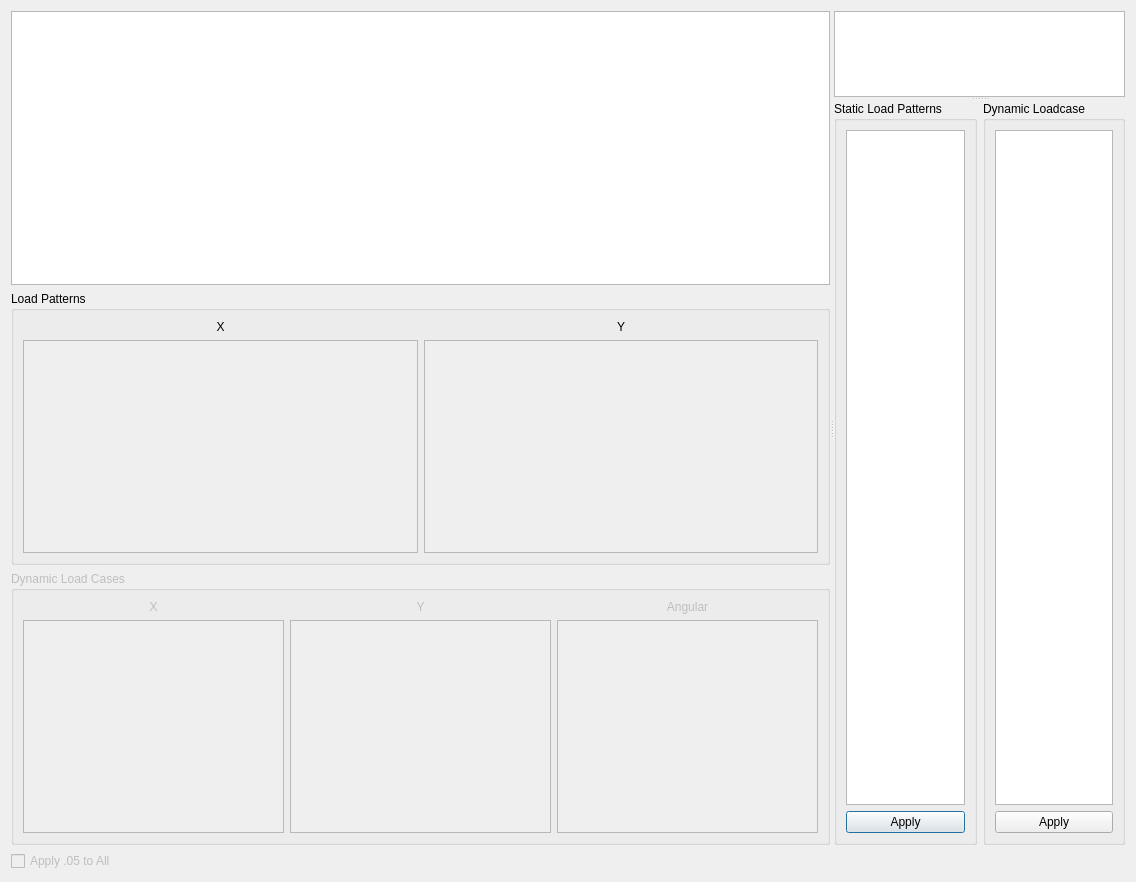
First picture: the form in applications/cfactor/widgets/aj_correction.ui, repository ebrahimraeyat/civilTools, before the edit.
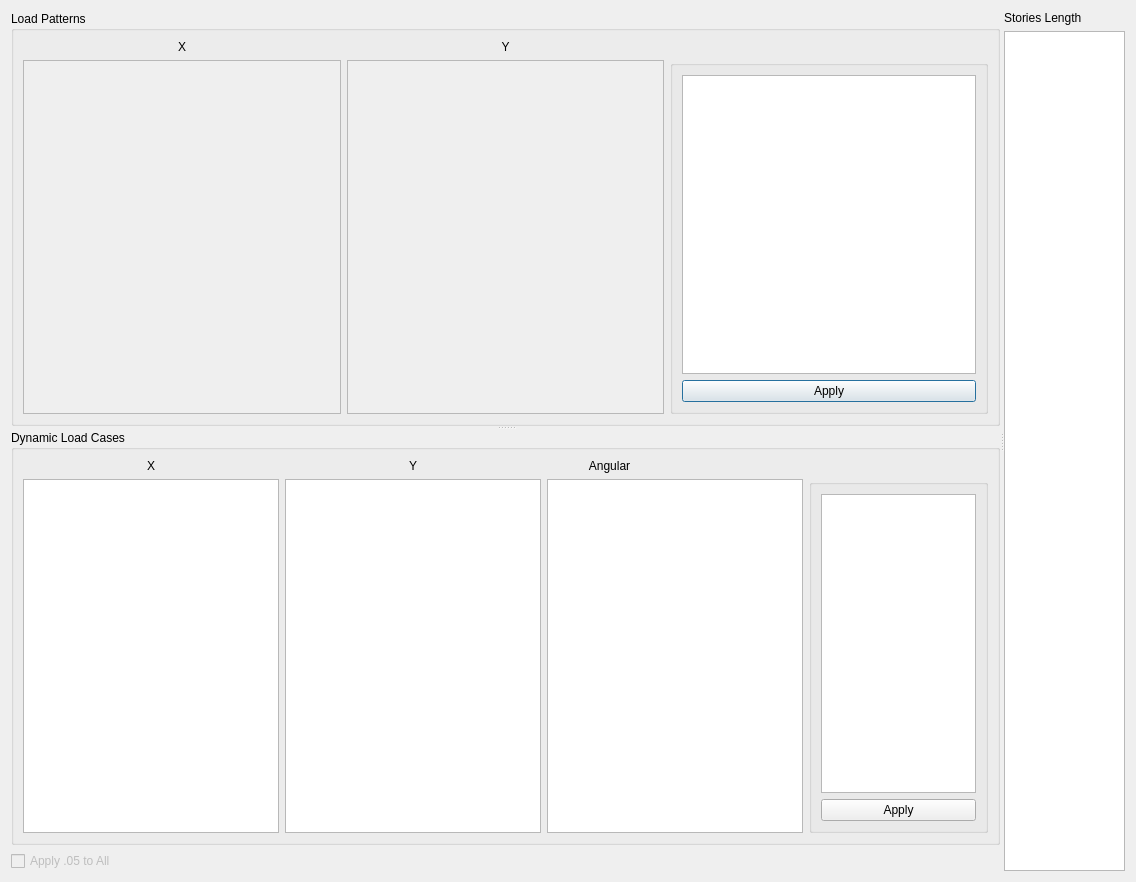
Second picture: the form after the edit.

Commit message: CFACTOR: Adding function for getting dynamic magnification coeff aj

The edit to the form file:
```diff
--- a/applications/cfactor/widgets/aj_correction.ui
+++ b/applications/cfactor/widgets/aj_correction.ui
@@ -13,25 +13,19 @@
   <property name="windowTitle">
    <string>Aj Correction</string>
   </property>
-  <layout class="QVBoxLayout" name="verticalLayout_6">
+  <layout class="QHBoxLayout" name="horizontalLayout">
    <item>
     <widget class="QSplitter" name="splitter_2">
      <property name="orientation">
       <enum>Qt::Horizontal</enum>
      </property>
-     <widget class="QWidget" name="layoutWidget">
+     <widget class="QWidget" name="">
       <layout class="QVBoxLayout" name="verticalLayout">
        <item>
-        <widget class="QTableView" name="story_xy_length">
-         <property name="sizeAdjustPolicy">
-          <enum>QAbstractScrollArea::AdjustToContents</enum>
+        <widget class="QSplitter" name="splitter">
+         <property name="orientation">
+          <enum>Qt::Vertical</enum>
          </property>
-         <property name="alternatingRowColors">
-          <bool>true</bool>
-         </property>
-        </widget>
-       </item>
-       <item>
         <widget class="QGroupBox" name="groupBox">
          <property name="title">
           <string>Load Patterns</string>
@@ -40,7 +34,7 @@
           <bool>false</bool>
          </property>
          <layout class="QGridLayout" name="gridLayout">
-          <item row="0" column="1">
+           <item row="0" column="0">
            <widget class="QLabel" name="label">
             <property name="text">
              <string>X</string>
@@ -50,17 +44,7 @@
             </property>
            </widget>
           </item>
-          <item row="1" column="1">
-           <widget class="QListWidget" name="x_load_pattern_list">
-            <property name="enabled">
-             <bool>false</bool>
-            </property>
-            <property name="sortingEnabled">
-             <bool>true</bool>
-            </property>
-           </widget>
-          </item>
-          <item row="0" column="2">
+           <item row="0" column="1">
            <widget class="QLabel" name="label_2">
             <property name="text">
              <string>Y</string>
@@ -70,7 +54,17 @@
             </property>
            </widget>
           </item>
-          <item row="1" column="2">
+           <item row="1" column="0">
+            <widget class="QListWidget" name="x_load_pattern_list">
+             <property name="enabled">
+              <bool>false</bool>
+             </property>
+             <property name="sortingEnabled">
+              <bool>true</bool>
+             </property>
+            </widget>
+           </item>
+           <item row="1" column="1">
            <widget class="QListWidget" name="y_load_pattern_list">
             <property name="enabled">
              <bool>false</bool>
@@ -80,13 +74,34 @@
             </property>
            </widget>
           </item>
-         </layout>
+           <item row="1" column="2">
+            <widget class="QGroupBox" name="groupBox_7">
+             <property name="title">
+              <string/>
+             </property>
+             <layout class="QVBoxLayout" name="verticalLayout_2">
+              <item>
+               <widget class="QTableView" name="aj_apply_static_view">
+                <property name="sizeAdjustPolicy">
+                 <enum>QAbstractScrollArea::AdjustToContents</enum>
+                </property>
         </widget>
        </item>
        <item>
+               <widget class="QPushButton" name="static_apply">
+                <property name="text">
+                 <string>Apply</string>
+                </property>
+               </widget>
+              </item>
+             </layout>
+            </widget>
+           </item>
+          </layout>
+         </widget>
         <widget class="QGroupBox" name="groupBox_2">
          <property name="enabled">
-          <bool>false</bool>
+           <bool>true</bool>
          </property>
          <property name="title">
           <string>Dynamic Load Cases</string>
@@ -95,6 +110,23 @@
           <bool>false</bool>
          </property>
          <layout class="QGridLayout" name="gridLayout_4">
+           <item row="0" column="1">
+            <widget class="QLabel" name="label_4">
+             <property name="text">
+              <string>Y</string>
+             </property>
+             <property name="alignment">
+              <set>Qt::AlignCenter</set>
+             </property>
+            </widget>
+           </item>
+           <item row="1" column="1">
+            <widget class="QListWidget" name="y_loadcase_list">
+             <property name="sortingEnabled">
+              <bool>true</bool>
+             </property>
+            </widget>
+           </item>
           <item row="0" column="0">
            <widget class="QLabel" name="label_3">
             <property name="text">
@@ -112,31 +144,7 @@
             </property>
            </widget>
           </item>
-          <item row="1" column="1">
-           <widget class="QListWidget" name="y_loadcase_list">
-            <property name="sortingEnabled">
-             <bool>true</bool>
-            </property>
-           </widget>
-          </item>
-          <item row="0" column="1">
-           <widget class="QLabel" name="label_4">
-            <property name="text">
-             <string>Y</string>
-            </property>
-            <property name="alignment">
-             <set>Qt::AlignCenter</set>
-            </property>
-           </widget>
-          </item>
-          <item row="1" column="3">
-           <widget class="QListWidget" name="angular_loadcase_list">
-            <property name="sortingEnabled">
-             <bool>true</bool>
-            </property>
-           </widget>
-          </item>
-          <item row="0" column="3">
+           <item row="0" column="2">
            <widget class="QLabel" name="label_13">
             <property name="text">
              <string>Angular</string>
@@ -146,53 +154,27 @@
             </property>
            </widget>
           </item>
-         </layout>
-        </widget>
-       </item>
-      </layout>
-     </widget>
-     <widget class="QSplitter" name="splitter">
-      <property name="orientation">
-       <enum>Qt::Vertical</enum>
-      </property>
-      <widget class="QTableView" name="aj_table_view">
-       <property name="sizeAdjustPolicy">
-        <enum>QAbstractScrollArea::AdjustToContents</enum>
-       </property>
-      </widget>
-      <widget class="QWidget" name="">
-       <layout class="QHBoxLayout" name="horizontalLayout">
-        <item>
-         <widget class="QGroupBox" name="groupBox_7">
-          <property name="title">
-           <string>Static Load Patterns</string>
-          </property>
-          <layout class="QVBoxLayout" name="verticalLayout_2">
-           <item>
-            <widget class="QTableView" name="aj_apply_static_view">
-             <property name="sizeAdjustPolicy">
-              <enum>QAbstractScrollArea::AdjustToContents</enum>
-             </property>
-            </widget>
+           <item row="1" column="2" colspan="2">
+            <widget class="QListWidget" name="angular_loadcase_list">
+             <property name="sortingEnabled">
+              <bool>true</bool>
+             </property>
+            </widget>
            </item>
-           <item>
-            <widget class="QPushButton" name="static_apply">
-             <property name="text">
-              <string>Apply</string>
-             </property>
-            </widget>
-           </item>
-          </layout>
-         </widget>
-        </item>
-        <item>
+           <item row="1" column="4">
          <widget class="QGroupBox" name="groupBox_8">
+             <property name="enabled">
+              <bool>true</bool>
+             </property>
           <property name="title">
-           <string>Dynamic Loadcase</string>
+              <string/>
           </property>
           <layout class="QVBoxLayout" name="verticalLayout_5">
            <item>
             <widget class="QTableView" name="aj_apply_dynamic_view">
+                <property name="enabled">
+                 <bool>true</bool>
+                </property>
              <property name="sizeAdjustPolicy">
               <enum>QAbstractScrollArea::AdjustToContents</enum>
              </property>
@@ -200,6 +182,9 @@
            </item>
            <item>
             <widget class="QPushButton" name="dynamic_apply">
+                <property name="enabled">
+                 <bool>true</bool>
+                </property>
              <property name="text">
               <string>Apply</string>
              </property>
@@ -209,7 +194,6 @@
          </widget>
         </item>
        </layout>
-      </widget>
      </widget>
     </widget>
    </item>
@@ -221,6 +205,31 @@
      <property name="text">
       <string>Apply .05 to All</string>
      </property>
+        </widget>
+       </item>
+      </layout>
+     </widget>
+     <widget class="QWidget" name="">
+      <layout class="QVBoxLayout" name="verticalLayout_6">
+       <item>
+        <widget class="QLabel" name="label_14">
+         <property name="text">
+          <string>Stories Length</string>
+         </property>
+        </widget>
+       </item>
+       <item>
+        <widget class="QTableView" name="story_xy_length">
+         <property name="sizeAdjustPolicy">
+          <enum>QAbstractScrollArea::AdjustToContents</enum>
+         </property>
+         <property name="alternatingRowColors">
+          <bool>true</bool>
+         </property>
+        </widget>
+       </item>
+      </layout>
+     </widget>
     </widget>
    </item>
   </layout>
```
Lines whose indentation alone changed are shown as unchanged. The commit also changes 2 other files.
